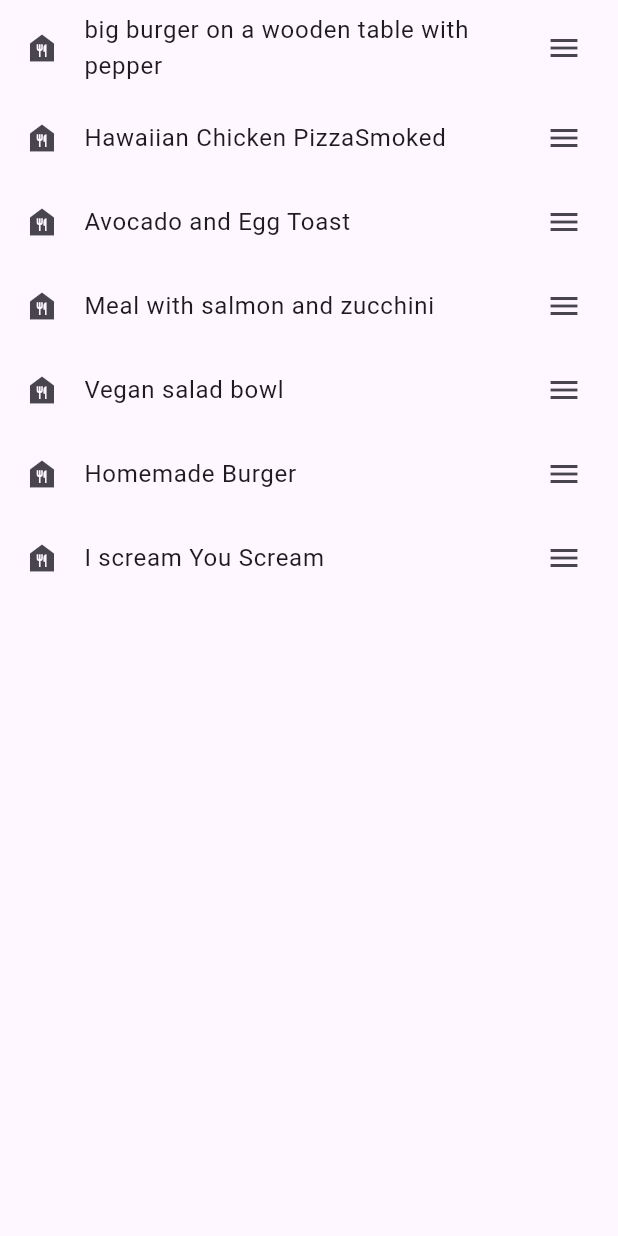
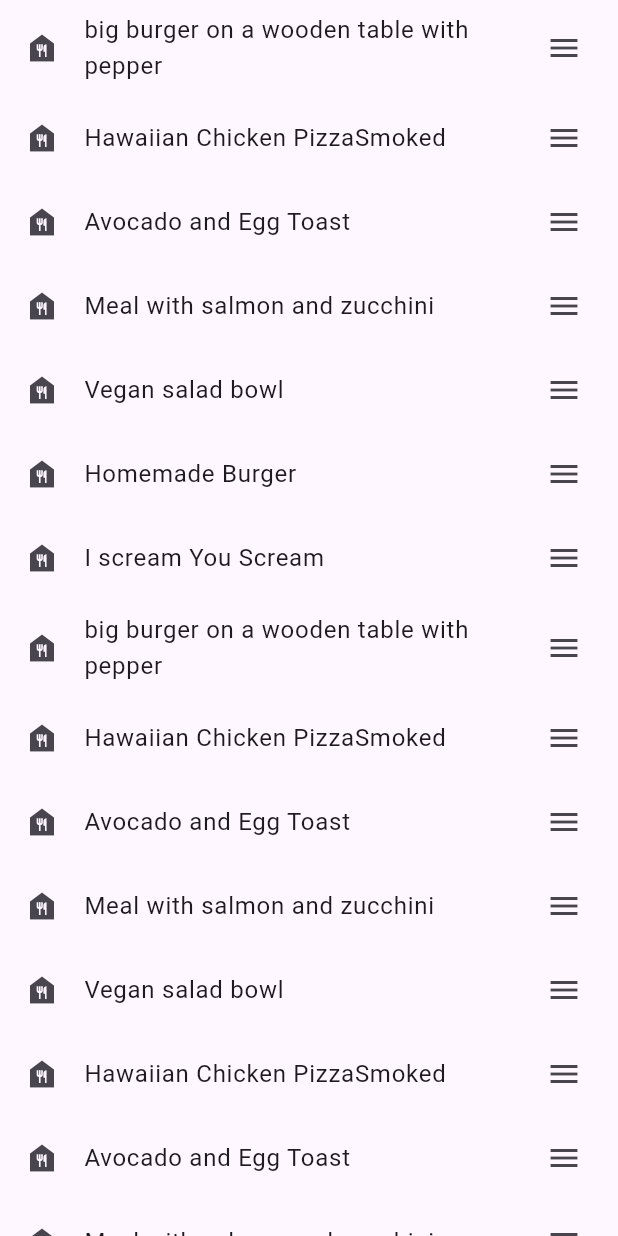
Before and after one commit to BaGorK/flutter-test-app_accadamic, a Flutter app: the ListViewPage widget shown alone on an empty page, opened directly, on a phone screen of 412 x 824 dp. Run offline on Flutter 3.47's test engine with Material 3 defaults, Android fonts, the phone set to English and light mode, and no system bars; network calls fail.

Commit message:
feat: list updated

```diff
--- a/lib/list_view.dart
+++ b/lib/list_view.dart
@@ -49,6 +49,72 @@ class ListViewPage extends StatelessWidget {
           leading: const Icon(Icons.food_bank),
           trailing: const Icon(Icons.menu),
         ),
+        ListTile(
+          title: const Text("big burger on a wooden table with pepper"),
+          onTap: () {},
+          leading: const Icon(Icons.food_bank),
+          trailing: const Icon(Icons.menu),
+        ),
+        ListTile(
+          title: const Text("Hawaiian Chicken PizzaSmoked"),
+          onTap: () {},
+          leading: const Icon(Icons.food_bank),
+          trailing: const Icon(Icons.menu),
+        ),
+        ListTile(
+          title: const Text("Avocado and Egg Toast"),
+          onTap: () {},
+          leading: const Icon(Icons.food_bank),
+          trailing: const Icon(Icons.menu),
+        ),
+        ListTile(
+          title: const Text("Meal with salmon and zucchini"),
+          onTap: () {},
+          leading: const Icon(Icons.food_bank),
+          trailing: const Icon(Icons.menu),
+        ),
+        ListTile(
+          title: const Text("Vegan salad bowl"),
+          onTap: () {},
+          leading: const Icon(Icons.food_bank),
+          trailing: const Icon(Icons.menu),
+        ),
+        ListTile(
+          title: const Text("Hawaiian Chicken PizzaSmoked"),
+          onTap: () {},
+          leading: const Icon(Icons.food_bank),
+          trailing: const Icon(Icons.menu),
+        ),
+        ListTile(
+          title: const Text("Avocado and Egg Toast"),
+          onTap: () {},
+          leading: const Icon(Icons.food_bank),
+          trailing: const Icon(Icons.menu),
+        ),
+        ListTile(
+          title: const Text("Meal with salmon and zucchini"),
+          onTap: () {},
+          leading: const Icon(Icons.food_bank),
+          trailing: const Icon(Icons.menu),
+        ),
+        ListTile(
+          title: const Text("Vegan salad bowl"),
+          onTap: () {},
+          leading: const Icon(Icons.food_bank),
+          trailing: const Icon(Icons.menu),
+        ),
+        ListTile(
+          title: const Text("Homemade Burger"),
+          onTap: () {},
+          leading: const Icon(Icons.food_bank),
+          trailing: const Icon(Icons.menu),
+        ),
+        ListTile(
+          title: const Text("I scream You Scream"),
+          onTap: () {},
+          leading: const Icon(Icons.food_bank),
+          trailing: const Icon(Icons.menu),
+        ),
       ],
     );
   }
```
